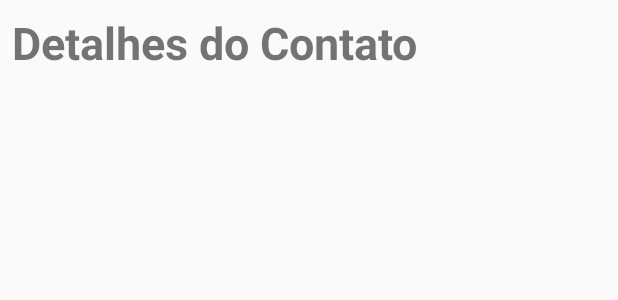
After one commit to BrunoSouza22397/aulas-android, an Android app: the layout activity_ex4_detalhes.xml on its own in the app's theme, with its tools: preview values and no code run, on a phone screen of 412 x 824 dp. The commit adds this screen. Shown: the top 300 px of the screen. Run offline under Robolectric (Android 15) with nearby library versions, the phone set to English and light mode, and no system bars.

Commit message:
melhoria do ex4

```diff
--- a/ExSpinnerListViewStringArrayTarde/app/src/main/AndroidManifest.xml
+++ b/ExSpinnerListViewStringArrayTarde/app/src/main/AndroidManifest.xml
@@ -19,7 +19,8 @@
         <activity android:name=".ui.Ex1" />
         <activity android:name=".ui.Ex2" />
         <activity android:name=".ui.Ex3" />
-        <activity android:name=".ui.Ex4"></activity>
+        <activity android:name=".ui.Ex4" />
+        <activity android:name=".ui.Ex4Detalhes"></activity>
     </application>
 
 </manifest>
--- /dev/null
+++ b/ExSpinnerListViewStringArrayTarde/app/src/main/res/layout/activity_ex4_detalhes.xml
@@ -0,0 +1,38 @@
+<?xml version="1.0" encoding="utf-8"?>
+<android.support.constraint.ConstraintLayout xmlns:android="http://schemas.android.com/apk/res/android"
+    xmlns:app="http://schemas.android.com/apk/res-auto"
+    xmlns:tools="http://schemas.android.com/tools"
+    android:layout_width="match_parent"
+    android:layout_height="match_parent"
+    tools:context=".ui.Ex4Detalhes">
+
+    <TextView
+        android:id="@+id/e4det_tv_title"
+        android:layout_width="wrap_content"
+        android:layout_height="wrap_content"
+        android:layout_marginStart="8dp"
+        android:layout_marginTop="8dp"
+        android:layout_marginEnd="8dp"
+        android:text="Detalhes do Contato"
+        android:textSize="30sp"
+        android:textStyle="bold"
+        app:layout_constraintEnd_toEndOf="parent"
+        app:layout_constraintHorizontal_bias="0.0"
+        app:layout_constraintStart_toStartOf="parent"
+        app:layout_constraintTop_toTopOf="parent" />
+
+    <TextView
+        android:id="@+id/e4det_tv_detalhes"
+        android:layout_width="0dp"
+        android:layout_height="0dp"
+        android:layout_marginStart="8dp"
+        android:layout_marginTop="8dp"
+        android:layout_marginEnd="8dp"
+        android:layout_marginBottom="8dp"
+        android:textSize="20sp"
+        app:layout_constraintBottom_toBottomOf="parent"
+        app:layout_constraintEnd_toEndOf="parent"
+        app:layout_constraintStart_toStartOf="parent"
+        app:layout_constraintTop_toBottomOf="@+id/e4det_tv_title" />
+
+</android.support.constraint.ConstraintLayout>
--- a/ExSpinnerListViewStringArrayTarde/build.gradle
+++ b/ExSpinnerListViewStringArrayTarde/build.gradle
@@ -7,7 +7,7 @@ buildscript {
         jcenter()
     }
     dependencies {
-        classpath 'com.android.tools.build:gradle:3.1.3'
+        classpath 'com.android.tools.build:gradle:3.2.1'
 
 
         // NOTE: Do not place your application dependencies here; they belong
```
Also changed, not shown: ExSpinnerListViewStringArrayTarde/app/src/main/java/bruno/souza/exspinnerlistviewstringarraytarde/model/Contato.java (+37 -1 lines), ExSpinnerListViewStringArrayTarde/app/src/main/java/bruno/souza/exspinnerlistviewstringarraytarde/ui/Ex4.java (+31 -0 lines), ExSpinnerListViewStringArrayTarde/app/src/main/java/bruno/souza/exspinnerlistviewstringarraytarde/ui/Ex4Detalhes.java (added, +25 -0 lines), ExSpinnerListViewStringArrayTarde/gradle/wrapper/gradle-wrapper.properties.
